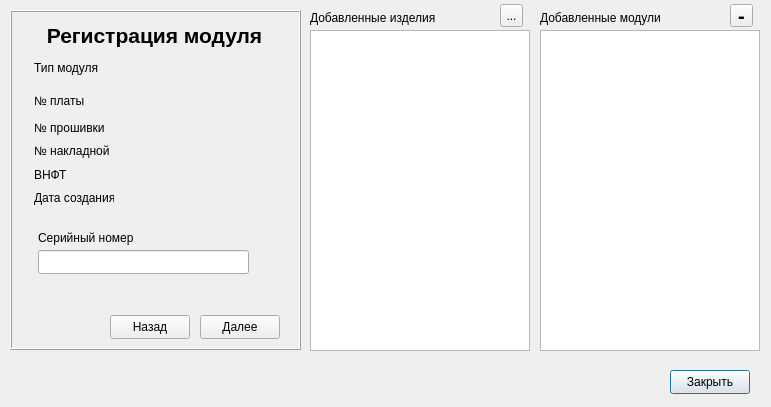
Qt form app/createdevicewindow.ui (AlexeyScherbakov2021/Remont) before a commit.
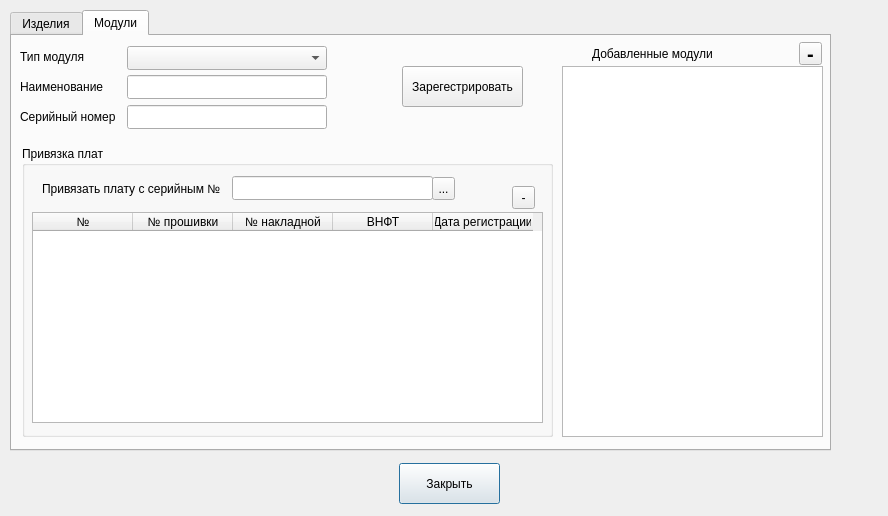
The same form after that commit. The open tabs and pages were chosen to show the change.

Diff of the .ui file:
```diff
--- a/app/createdevicewindow.ui
+++ b/app/createdevicewindow.ui
@@ -6,243 +6,352 @@
    <rect>
     <x>0</x>
     <y>0</y>
-    <width>771</width>
-    <height>407</height>
+    <width>888</width>
+    <height>516</height>
    </rect>
   </property>
   <property name="windowTitle">
-   <string>Регистрация устройства</string>
+   <string>Регистрация устройств</string>
   </property>
   <widget class="QPushButton" name="pbClose">
    <property name="geometry">
     <rect>
-     <x>670</x>
-     <y>370</y>
-     <width>80</width>
-     <height>24</height>
+     <x>399</x>
+     <y>463</y>
+     <width>101</width>
+     <height>41</height>
     </rect>
    </property>
    <property name="text">
     <string>Закрыть</string>
    </property>
   </widget>
-  <widget class="QListWidget" name="lwModul">
-   <property name="geometry">
-    <rect>
-     <x>540</x>
-     <y>30</y>
-     <width>220</width>
-     <height>321</height>
-    </rect>
-   </property>
-  </widget>
-  <widget class="QLabel" name="label_2">
-   <property name="geometry">
-    <rect>
-     <x>540</x>
-     <y>10</y>
-     <width>141</width>
-     <height>16</height>
-    </rect>
-   </property>
-   <property name="text">
-    <string>Добавленные модули</string>
-   </property>
-  </widget>
-  <widget class="QToolButton" name="tbDeleteModul">
-   <property name="geometry">
-    <rect>
-     <x>730</x>
-     <y>4</y>
-     <width>23</width>
-     <height>23</height>
-    </rect>
-   </property>
-   <property name="font">
-    <font>
-     <pointsize>15</pointsize>
-     <bold>true</bold>
-    </font>
-   </property>
-   <property name="text">
-    <string>-</string>
-   </property>
-  </widget>
-  <widget class="QFrame" name="frame">
+  <widget class="QTabWidget" name="tabWidget">
    <property name="geometry">
     <rect>
      <x>10</x>
      <y>10</y>
-     <width>291</width>
-     <height>340</height>
+     <width>821</width>
+     <height>441</height>
     </rect>
    </property>
-   <property name="frameShape">
-    <enum>QFrame::Shape::Box</enum>
+   <property name="currentIndex">
+    <number>0</number>
    </property>
-   <property name="frameShadow">
-    <enum>QFrame::Shadow::Raised</enum>
-   </property>
-   <widget class="QStackedWidget" name="stackedWidget">
-    <property name="geometry">
-     <rect>
-      <x>4</x>
-      <y>10</y>
-      <width>281</width>
-      <height>281</height>
-     </rect>
-    </property>
-    <property name="currentIndex">
-     <number>0</number>
-    </property>
-    <widget class="QWidget" name="page">
-     <widget class="QRadioButton" name="radioButton_2">
-      <property name="geometry">
-       <rect>
-        <x>60</x>
-        <y>110</y>
-        <width>91</width>
-        <height>22</height>
-       </rect>
-      </property>
+   <widget class="QWidget" name="tab">
+    <attribute name="title">
+     <string>Изделия</string>
+    </attribute>
+    <widget class="QListWidget" name="lwProduct">
+     <property name="geometry">
+      <rect>
+       <x>550</x>
+       <y>30</y>
+       <width>261</width>
+       <height>371</height>
+      </rect>
+     </property>
+    </widget>
+    <widget class="QLabel" name="label">
+     <property name="geometry">
+      <rect>
+       <x>580</x>
+       <y>10</y>
+       <width>141</width>
+       <height>16</height>
+      </rect>
+     </property>
+     <property name="text">
+      <string>Добавленные изделия</string>
+     </property>
+    </widget>
+    <widget class="QLineEdit" name="leNumProduct">
+     <property name="geometry">
+      <rect>
+       <x>10</x>
+       <y>180</y>
+       <width>221</width>
+       <height>24</height>
+      </rect>
+     </property>
+    </widget>
+    <widget class="QLabel" name="label_10">
+     <property name="geometry">
+      <rect>
+       <x>10</x>
+       <y>160</y>
+       <width>111</width>
+       <height>16</height>
+      </rect>
+     </property>
+     <property name="text">
+      <string>Серийный номер</string>
+     </property>
+    </widget>
+    <widget class="QComboBox" name="cbProduct">
+     <property name="geometry">
+      <rect>
+       <x>10</x>
+       <y>50</y>
+       <width>221</width>
+       <height>24</height>
+      </rect>
+     </property>
+    </widget>
+    <widget class="QLabel" name="label_8">
+     <property name="geometry">
+      <rect>
+       <x>10</x>
+       <y>20</y>
+       <width>91</width>
+       <height>16</height>
+      </rect>
+     </property>
+     <property name="text">
+      <string>Тип изделия</string>
+     </property>
+    </widget>
+    <widget class="QLabel" name="label_23">
+     <property name="geometry">
+      <rect>
+       <x>10</x>
+       <y>90</y>
+       <width>91</width>
+       <height>16</height>
+      </rect>
+     </property>
+     <property name="text">
+      <string>Наименование</string>
+     </property>
+    </widget>
+    <widget class="QLineEdit" name="leNameProd">
+     <property name="geometry">
+      <rect>
+       <x>10</x>
+       <y>120</y>
+       <width>221</width>
+       <height>24</height>
+      </rect>
+     </property>
+    </widget>
+    <widget class="QPushButton" name="pbRegProduct">
+     <property name="geometry">
+      <rect>
+       <x>390</x>
+       <y>30</y>
+       <width>121</width>
+       <height>41</height>
+      </rect>
+     </property>
+     <property name="text">
+      <string>Зарегестрировать</string>
+     </property>
+    </widget>
+    <widget class="QToolButton" name="tbDeleteProduct">
+     <property name="geometry">
+      <rect>
+       <x>783</x>
+       <y>6</y>
+       <width>23</width>
+       <height>23</height>
+      </rect>
+     </property>
+     <property name="text">
+      <string>-</string>
+     </property>
+    </widget>
+   </widget>
+   <widget class="QWidget" name="tab_2">
+    <attribute name="title">
+     <string>Модули</string>
+    </attribute>
+    <widget class="QTreeWidget" name="twModul">
+     <property name="geometry">
+      <rect>
+       <x>550</x>
+       <y>30</y>
+       <width>261</width>
+       <height>371</height>
+      </rect>
+     </property>
+     <attribute name="headerVisible">
+      <bool>false</bool>
+     </attribute>
+     <column>
       <property name="text">
-       <string>Модуль</string>
+       <string/>
       </property>
-     </widget>
-     <widget class="QRadioButton" name="rbProd">
+     </column>
+    </widget>
+    <widget class="QLabel" name="label_2">
+     <property name="geometry">
+      <rect>
+       <x>580</x>
+       <y>10</y>
+       <width>131</width>
+       <height>16</height>
+      </rect>
+     </property>
+     <property name="text">
+      <string>Добавленные модули</string>
+     </property>
+    </widget>
+    <widget class="QComboBox" name="cbModul">
+     <property name="geometry">
+      <rect>
+       <x>115</x>
+       <y>10</y>
+       <width>200</width>
+       <height>24</height>
+      </rect>
+     </property>
+    </widget>
+    <widget class="QLabel" name="label_9">
+     <property name="geometry">
+      <rect>
+       <x>8</x>
+       <y>13</y>
+       <width>100</width>
+       <height>16</height>
+      </rect>
+     </property>
+     <property name="text">
+      <string>Тип модуля</string>
+     </property>
+    </widget>
+    <widget class="QLabel" name="label_22">
+     <property name="geometry">
+      <rect>
+       <x>8</x>
+       <y>43</y>
+       <width>100</width>
+       <height>16</height>
+      </rect>
+     </property>
+     <property name="text">
+      <string>Наименование</string>
+     </property>
+    </widget>
+    <widget class="QLineEdit" name="leModulName">
+     <property name="geometry">
+      <rect>
+       <x>115</x>
+       <y>39</y>
+       <width>200</width>
+       <height>24</height>
+      </rect>
+     </property>
+    </widget>
+    <widget class="QLineEdit" name="leNumModul">
+     <property name="geometry">
+      <rect>
+       <x>115</x>
+       <y>69</y>
+       <width>200</width>
+       <height>24</height>
+      </rect>
+     </property>
+    </widget>
+    <widget class="QLabel" name="label_11">
+     <property name="geometry">
+      <rect>
+       <x>8</x>
+       <y>73</y>
+       <width>100</width>
+       <height>16</height>
+      </rect>
+     </property>
+     <property name="text">
+      <string>Серийный номер</string>
+     </property>
+    </widget>
+    <widget class="QPushButton" name="pbRegModul">
+     <property name="geometry">
+      <rect>
+       <x>390</x>
+       <y>30</y>
+       <width>121</width>
+       <height>41</height>
+      </rect>
+     </property>
+     <property name="text">
+      <string>Зарегестрировать</string>
+     </property>
+    </widget>
+    <widget class="QGroupBox" name="groupBox">
+     <property name="geometry">
+      <rect>
+       <x>10</x>
+       <y>110</y>
+       <width>531</width>
+       <height>291</height>
+      </rect>
+     </property>
+     <property name="title">
+      <string>Привязка плат</string>
+     </property>
+     <widget class="QTableWidget" name="twPlates">
       <property name="geometry">
        <rect>
-        <x>60</x>
-        <y>80</y>
-        <width>91</width>
-        <height>22</height>
+        <x>10</x>
+        <y>66</y>
+        <width>511</width>
+        <height>211</height>
        </rect>
       </property>
-      <property name="text">
-       <string>Изделие</string>
-      </property>
-      <property name="checked">
+      <property name="alternatingRowColors">
        <bool>true</bool>
       </property>
-     </widget>
-    </widget>
-    <widget class="QWidget" name="page_2">
-     <widget class="QLabel" name="label_8">
-      <property name="geometry">
-       <rect>
-        <x>60</x>
-        <y>50</y>
-        <width>91</width>
-        <height>16</height>
-       </rect>
+      <property name="selectionMode">
+       <enum>QAbstractItemView::SelectionMode::SingleSelection</enum>
       </property>
-      <property name="text">
-       <string>Тип изделия</string>
+      <property name="selectionBehavior">
+       <enum>QAbstractItemView::SelectionBehavior::SelectRows</enum>
       </property>
+      <attribute name="verticalHeaderVisible">
+       <bool>false</bool>
+      </attribute>
+      <column>
+       <property name="text">
+        <string>№</string>
+       </property>
+      </column>
+      <column>
+       <property name="text">
+        <string>№ прошивки</string>
+       </property>
+      </column>
+      <column>
+       <property name="text">
+        <string>№ накладной</string>
+       </property>
+      </column>
+      <column>
+       <property name="text">
+        <string>ВНФТ</string>
+       </property>
+      </column>
+      <column>
+       <property name="text">
+        <string>Дата регистрации</string>
+       </property>
+      </column>
      </widget>
-     <widget class="QComboBox" name="cbProduct">
+     <widget class="QLineEdit" name="leSearchPlate">
       <property name="geometry">
        <rect>
-        <x>40</x>
-        <y>80</y>
-        <width>220</width>
+        <x>210</x>
+        <y>30</y>
+        <width>201</width>
         <height>24</height>
        </rect>
-      </property>
-     </widget>
-     <widget class="QLineEdit" name="leNumProduct">
-      <property name="geometry">
-       <rect>
-        <x>40</x>
-        <y>140</y>
-        <width>221</width>
-        <height>24</height>
-       </rect>
-      </property>
-     </widget>
-     <widget class="QLabel" name="label_10">
-      <property name="geometry">
-       <rect>
-        <x>40</x>
-        <y>120</y>
-        <width>111</width>
-        <height>16</height>
-       </rect>
-      </property>
-      <property name="text">
-       <string>Серийный номер</string>
-      </property>
-     </widget>
-     <widget class="QLabel" name="label_12">
-      <property name="geometry">
-       <rect>
-        <x>30</x>
-        <y>0</y>
-        <width>241</width>
-        <height>31</height>
-       </rect>
-      </property>
-      <property name="font">
-       <font>
-        <pointsize>16</pointsize>
-        <bold>true</bold>
-       </font>
-      </property>
-      <property name="text">
-       <string>Регистрация изделия</string>
-      </property>
-      <property name="alignment">
-       <set>Qt::AlignmentFlag::AlignCenter</set>
-      </property>
-     </widget>
-    </widget>
-    <widget class="QWidget" name="page_3">
-     <widget class="QLabel" name="label_9">
-      <property name="geometry">
-       <rect>
-        <x>20</x>
-        <y>60</y>
-        <width>101</width>
-        <height>16</height>
-       </rect>
-      </property>
-      <property name="text">
-       <string>Тип модуля</string>
-      </property>
-     </widget>
-     <widget class="QComboBox" name="cbModul">
-      <property name="geometry">
-       <rect>
-        <x>20</x>
-        <y>90</y>
-        <width>220</width>
-        <height>24</height>
-       </rect>
-      </property>
-     </widget>
-     <widget class="QLabel" name="lbDatePlate">
-      <property name="geometry">
-       <rect>
-        <x>120</x>
-        <y>266</y>
-        <width>140</width>
-        <height>16</height>
-       </rect>
-      </property>
-      <property name="font">
-       <font>
-        <bold>true</bold>
-       </font>
-      </property>
-      <property name="text">
-       <string/>
       </property>
      </widget>
      <widget class="QLabel" name="label_3">
       <property name="geometry">
        <rect>
-        <x>25</x>
-        <y>126</y>
+        <x>20</x>
+        <y>35</y>
         <width>191</width>
         <height>16</height>
        </rect>
@@ -251,127 +360,11 @@
        <string>Привязать плату с серийным №</string>
       </property>
      </widget>
-     <widget class="QLabel" name="lbNumberDocPlate">
-      <property name="geometry">
-       <rect>
-        <x>120</x>
-        <y>222</y>
-        <width>140</width>
-        <height>16</height>
-       </rect>
-      </property>
-      <property name="font">
-       <font>
-        <bold>true</bold>
-       </font>
-      </property>
-      <property name="text">
-       <string/>
-      </property>
-     </widget>
-     <widget class="QLabel" name="lbVNFTPlate">
-      <property name="geometry">
-       <rect>
-        <x>120</x>
-        <y>244</y>
-        <width>140</width>
-        <height>16</height>
-       </rect>
-      </property>
-      <property name="font">
-       <font>
-        <bold>true</bold>
-       </font>
-      </property>
-      <property name="text">
-       <string/>
-      </property>
-     </widget>
-     <widget class="QLabel" name="label_7">
-      <property name="geometry">
-       <rect>
-        <x>25</x>
-        <y>265</y>
-        <width>80</width>
-        <height>16</height>
-       </rect>
-      </property>
-      <property name="text">
-       <string>Дата создания</string>
-      </property>
-     </widget>
-     <widget class="QLineEdit" name="leSearchPlate">
-      <property name="geometry">
-       <rect>
-        <x>25</x>
-        <y>145</y>
-        <width>201</width>
-        <height>24</height>
-       </rect>
-      </property>
-     </widget>
-     <widget class="QLabel" name="lbNumberFWPlate">
-      <property name="geometry">
-       <rect>
-        <x>120</x>
-        <y>199</y>
-        <width>140</width>
-        <height>16</height>
-       </rect>
-      </property>
-      <property name="font">
-       <font>
-        <bold>true</bold>
-       </font>
-      </property>
-      <property name="text">
-       <string/>
-      </property>
-     </widget>
-     <widget class="QLabel" name="label_4">
-      <property name="geometry">
-       <rect>
-        <x>25</x>
-        <y>199</y>
-        <width>80</width>
-        <height>16</height>
-       </rect>
-      </property>
-      <property name="text">
-       <string>№ прошивки</string>
-      </property>
-     </widget>
-     <widget class="QLabel" name="label_5">
-      <property name="geometry">
-       <rect>
-        <x>25</x>
-        <y>222</y>
-        <width>80</width>
-        <height>16</height>
-       </rect>
-      </property>
-      <property name="text">
-       <string>№ накладной</string>
-      </property>
-     </widget>
-     <widget class="QLabel" name="label_6">
-      <property name="geometry">
-       <rect>
-        <x>25</x>
-        <y>245</y>
-        <width>80</width>
-        <height>16</height>
-       </rect>
-      </property>
-      <property name="text">
-       <string>ВНФТ</string>
-      </property>
-     </widget>
      <widget class="QToolButton" name="tbSearchPlate">
       <property name="geometry">
        <rect>
-        <x>226</x>
-        <y>145</y>
+        <x>410</x>
+        <y>31</y>
         <width>23</width>
         <height>23</height>
        </rect>
@@ -380,356 +373,40 @@
        <string>...</string>
       </property>
      </widget>
-     <widget class="QLabel" name="label_13">
+     <widget class="QToolButton" name="tbDelPlate">
       <property name="geometry">
        <rect>
-        <x>20</x>
-        <y>0</y>
-        <width>241</width>
-        <height>31</height>
-       </rect>
-      </property>
-      <property name="font">
-       <font>
-        <pointsize>16</pointsize>
-        <bold>true</bold>
-       </font>
-      </property>
-      <property name="text">
-       <string>Регистрация модуля</string>
-      </property>
-      <property name="alignment">
-       <set>Qt::AlignmentFlag::AlignCenter</set>
-      </property>
-     </widget>
-     <widget class="QLabel" name="label_21">
-      <property name="geometry">
-       <rect>
-        <x>26</x>
-        <y>177</y>
-        <width>81</width>
-        <height>16</height>
-       </rect>
-      </property>
-      <property name="text">
-       <string>Серийный №</string>
-      </property>
-     </widget>
-     <widget class="QLabel" name="lbNumberPlate">
-      <property name="geometry">
-       <rect>
-        <x>117</x>
-        <y>178</y>
-        <width>140</width>
-        <height>16</height>
-       </rect>
-      </property>
-      <property name="font">
-       <font>
-        <bold>true</bold>
-       </font>
-      </property>
-      <property name="text">
-       <string/>
-      </property>
-     </widget>
-    </widget>
-    <widget class="QWidget" name="page_4">
-     <widget class="QLabel" name="label_11">
-      <property name="geometry">
-       <rect>
-        <x>24</x>
-        <y>210</y>
-        <width>131</width>
-        <height>16</height>
-       </rect>
-      </property>
-      <property name="text">
-       <string>Серийный номер</string>
-      </property>
-     </widget>
-     <widget class="QLineEdit" name="leNumModul">
-      <property name="geometry">
-       <rect>
-        <x>24</x>
-        <y>230</y>
-        <width>211</width>
-        <height>24</height>
-       </rect>
-      </property>
-     </widget>
-     <widget class="QLabel" name="label_14">
-      <property name="geometry">
-       <rect>
-        <x>20</x>
-        <y>0</y>
-        <width>241</width>
-        <height>31</height>
-       </rect>
-      </property>
-      <property name="font">
-       <font>
-        <pointsize>16</pointsize>
-        <bold>true</bold>
-       </font>
-      </property>
-      <property name="text">
-       <string>Регистрация модуля</string>
-      </property>
-      <property name="alignment">
-       <set>Qt::AlignmentFlag::AlignCenter</set>
-      </property>
-     </widget>
-     <widget class="QLabel" name="label_15">
-      <property name="geometry">
-       <rect>
-        <x>20</x>
+        <x>490</x>
         <y>40</y>
-        <width>101</width>
-        <height>16</height>
+        <width>23</width>
+        <height>23</height>
        </rect>
       </property>
       <property name="text">
-       <string>Тип модуля</string>
+       <string>-</string>
       </property>
      </widget>
-     <widget class="QLabel" name="lbNumberDocPlate_2">
-      <property name="geometry">
-       <rect>
-        <x>130</x>
-        <y>123</y>
-        <width>150</width>
-        <height>16</height>
-       </rect>
-      </property>
-      <property name="font">
-       <font>
-        <bold>true</bold>
-       </font>
-      </property>
-      <property name="text">
-       <string/>
-      </property>
-     </widget>
-     <widget class="QLabel" name="lbVNFTPlate_2">
-      <property name="geometry">
-       <rect>
-        <x>130</x>
-        <y>147</y>
-        <width>150</width>
-        <height>16</height>
-       </rect>
-      </property>
-      <property name="font">
-       <font>
-        <bold>true</bold>
-       </font>
-      </property>
-      <property name="text">
-       <string/>
-      </property>
-     </widget>
-     <widget class="QLabel" name="label_16">
-      <property name="geometry">
-       <rect>
-        <x>20</x>
-        <y>170</y>
-        <width>80</width>
-        <height>16</height>
-       </rect>
-      </property>
-      <property name="text">
-       <string>Дата создания</string>
-      </property>
-     </widget>
-     <widget class="QLabel" name="lbNumberFWPlate_2">
-      <property name="geometry">
-       <rect>
-        <x>130</x>
-        <y>100</y>
-        <width>150</width>
-        <height>16</height>
-       </rect>
-      </property>
-      <property name="font">
-       <font>
-        <bold>true</bold>
-       </font>
-      </property>
-      <property name="text">
-       <string/>
-      </property>
-     </widget>
-     <widget class="QLabel" name="lbDatePlate_2">
-      <property name="geometry">
-       <rect>
-        <x>130</x>
-        <y>170</y>
-        <width>150</width>
-        <height>16</height>
-       </rect>
-      </property>
-      <property name="font">
-       <font>
-        <bold>true</bold>
-       </font>
-      </property>
-      <property name="text">
-       <string/>
-      </property>
-     </widget>
-     <widget class="QLabel" name="label_17">
-      <property name="geometry">
-       <rect>
-        <x>20</x>
-        <y>100</y>
-        <width>80</width>
-        <height>16</height>
-       </rect>
-      </property>
-      <property name="text">
-       <string>№ прошивки</string>
-      </property>
-     </widget>
-     <widget class="QLabel" name="label_18">
-      <property name="geometry">
-       <rect>
-        <x>20</x>
-        <y>123</y>
-        <width>80</width>
-        <height>16</height>
-       </rect>
-      </property>
-      <property name="text">
-       <string>№ накладной</string>
-      </property>
-     </widget>
-     <widget class="QLabel" name="label_19">
-      <property name="geometry">
-       <rect>
-        <x>20</x>
-        <y>147</y>
-        <width>80</width>
-        <height>16</height>
-       </rect>
-      </property>
-      <property name="text">
-       <string>ВНФТ</string>
-      </property>
-     </widget>
-     <widget class="QLabel" name="lbNumberPlate_2">
-      <property name="geometry">
-       <rect>
-        <x>130</x>
-        <y>73</y>
-        <width>150</width>
-        <height>16</height>
-       </rect>
-      </property>
-      <property name="font">
-       <font>
-        <bold>true</bold>
-       </font>
-      </property>
-      <property name="text">
-       <string/>
-      </property>
-     </widget>
-     <widget class="QLabel" name="label_20">
-      <property name="geometry">
-       <rect>
-        <x>20</x>
-        <y>73</y>
-        <width>80</width>
-        <height>16</height>
-       </rect>
-      </property>
-      <property name="text">
-       <string>№ платы</string>
-      </property>
-     </widget>
-     <widget class="QLabel" name="lbTypeModul">
-      <property name="geometry">
-       <rect>
-        <x>130</x>
-        <y>40</y>
-        <width>150</width>
-        <height>16</height>
-       </rect>
-      </property>
-      <property name="font">
-       <font>
-        <bold>true</bold>
-       </font>
-      </property>
-      <property name="text">
-       <string/>
-      </property>
-     </widget>
     </widget>
+    <widget class="QToolButton" name="tbDeleteModul">
+     <property name="geometry">
+      <rect>
+       <x>787</x>
+       <y>6</y>
+       <width>23</width>
+       <height>23</height>
+      </rect>
+     </property>
+     <property name="font">
+      <font>
+       <pointsize>15</pointsize>
+       <bold>true</bold>
+      </font>
+     </property>
+     <property name="text">
+      <string>-</string>
+     </property>
+    </widget>
    </widget>
-   <widget class="QPushButton" name="pbPrev">
-    <property name="geometry">
-     <rect>
-      <x>100</x>
-      <y>305</y>
-      <width>80</width>
-      <height>24</height>
-     </rect>
-    </property>
-    <property name="text">
-     <string>Назад</string>
-    </property>
-   </widget>
-   <widget class="QPushButton" name="pbNext">
-    <property name="geometry">
-     <rect>
-      <x>190</x>
-      <y>305</y>
-      <width>80</width>
-      <height>24</height>
-     </rect>
-    </property>
-    <property name="text">
-     <string>Далее</string>
-    </property>
-   </widget>
-  </widget>
-  <widget class="QLabel" name="label">
-   <property name="geometry">
-    <rect>
-     <x>310</x>
-     <y>10</y>
-     <width>141</width>
-     <height>16</height>
-    </rect>
-   </property>
-   <property name="text">
-    <string>Добавленные изделия</string>
-   </property>
-  </widget>
-  <widget class="QListWidget" name="lwProduct">
-   <property name="geometry">
-    <rect>
-     <x>310</x>
-     <y>30</y>
-     <width>220</width>
-     <height>321</height>
-    </rect>
-   </property>
-  </widget>
-  <widget class="QToolButton" name="tbDeleteProduct">
-   <property name="geometry">
-    <rect>
-     <x>500</x>
-     <y>4</y>
-     <width>23</width>
-     <height>23</height>
-    </rect>
-   </property>
-   <property name="text">
-    <string>...</string>
-   </property>
   </widget>
  </widget>
  <resources/>
```
Left out of the diff: 20 changed lines with no effect on the pictures.
